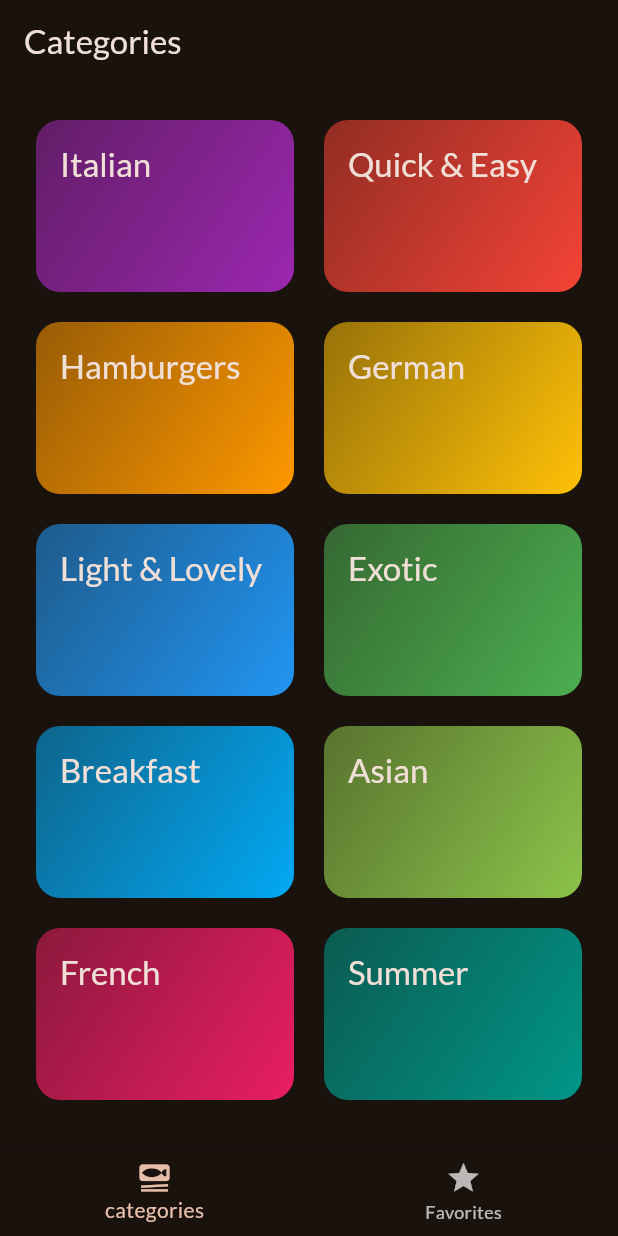
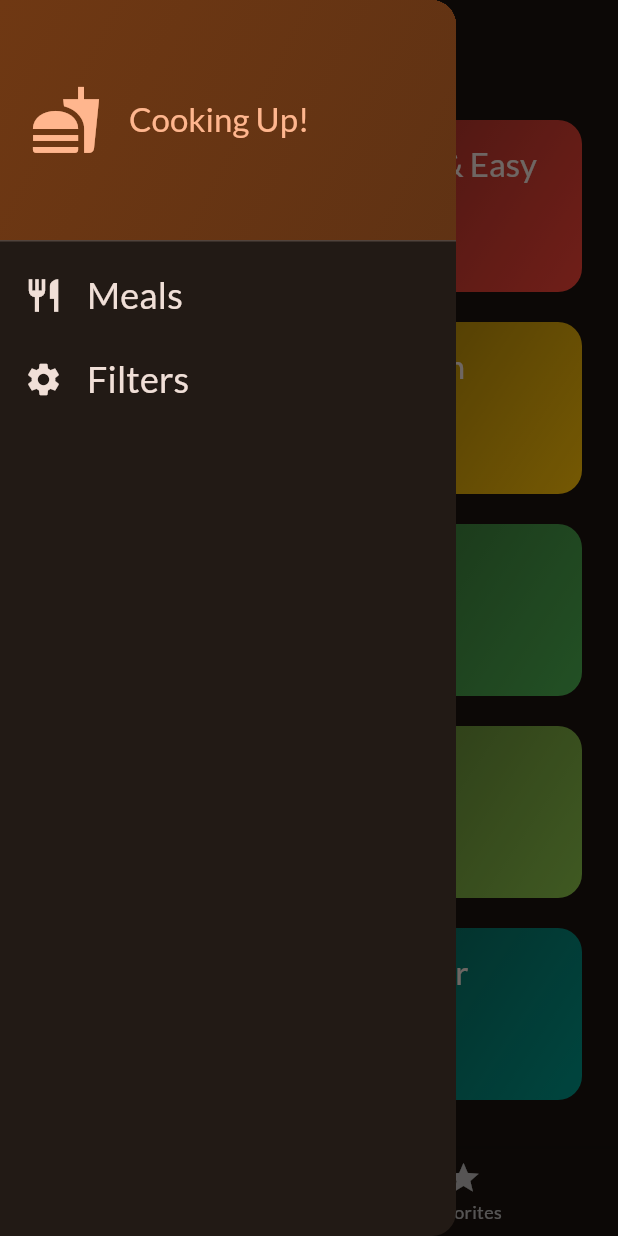
Before and after one commit to timseoaudit/meals, a Flutter app: the screen it shows after launch, with the side drawer open (before the commit the screen has no drawer), on a phone screen of 412 x 824 dp. Run offline on Flutter 3.47's test engine with Material 3 defaults, Android fonts, the phone set to English and light mode, and no system bars; our stand-ins replace google_fonts, transparent_image.

Commit message:
Filter option
Option to Filter menu (does not affect favorites).

```diff
--- a/lib/screens/categories.dart
+++ b/lib/screens/categories.dart
@@ -6,12 +6,13 @@ import 'package:meals/widgets/category_grid_item.dart';
 import 'package:meals/models/category.dart';
 
 class CategoriesScreen extends StatelessWidget {
-  const CategoriesScreen({super.key, required this.onToggleFavorite});
+  const CategoriesScreen({super.key, required this.onToggleFavorite, required this.availableMeals});
 
   final void Function(Meal meal) onToggleFavorite;
+  final List<Meal> availableMeals;
 
   void _selectedCategory(BuildContext context, Category category) {
-    final filteredMeals = dummyMeals
+    final filteredMeals = availableMeals
         .where((meal) => meal.categories.contains(category.id))
         .toList();
 
--- a/lib/screens/tabs.dart
+++ b/lib/screens/tabs.dart
@@ -1,7 +1,17 @@
 import 'package:flutter/material.dart';
+import 'package:meals/data/dummy_data.dart';
 import 'package:meals/models/meal.dart';
 import 'package:meals/screens/categories.dart';
+import 'package:meals/screens/filters.dart';
 import 'package:meals/screens/meals.dart';
+import 'package:meals/widgets/main_drawer.dart';
+
+const kInitalFilters = {
+  Filter.glutenFree: false,
+  Filter.lactoseFree: false,
+  Filter.vegetarian: false,
+  Filter.vegan: false
+};
 
 class TabsScreen extends StatefulWidget {
   const TabsScreen({super.key});
@@ -12,8 +22,8 @@ class TabsScreen extends StatefulWidget {
 
 class _TabsScreenState extends State<TabsScreen> {
   int _selectedPageIndex = 0;
-
   final List<Meal> _favoriteMeals = [];
+  Map<Filter, bool> _selectedFilters = kInitalFilters;
 
   void _showInfoMessage(String message) {
     ScaffoldMessenger.of(context).clearSnackBars();
@@ -46,10 +56,43 @@ class _TabsScreenState extends State<TabsScreen> {
     });
   }
 
+  void _setScreen(String identifier) async {
+    Navigator.of(context).pop();
+    if (identifier == 'Filters') {
+      final result = await Navigator.of(context).push<Map<Filter, bool>>(
+        MaterialPageRoute(
+          builder: (ctx) => FiltersScreen(
+            currentFilters: _selectedFilters,
+          ),
+        ),
+      );
+      setState(() {
+        _selectedFilters = result ?? kInitalFilters;
+      });
+    }
+  }
+
   @override
   Widget build(BuildContext context) {
+    final availableMeals = dummyMeals.where((meal) {
+      if (_selectedFilters[Filter.glutenFree]! && !meal.isGlutenFree) {
+        return false;
+      }
+      if (_selectedFilters[Filter.lactoseFree]! && !meal.isLactoseFree) {
+        return false;
+      }
+      if (_selectedFilters[Filter.vegetarian]! && !meal.isVegetarian) {
+        return false;
+      }
+      if (_selectedFilters[Filter.vegan]! && !meal.isVegan) {
+        return false;
+      }
+      return true;
+    }).toList();
+
     Widget activePage = CategoriesScreen(
       onToggleFavorite: _toggleMealFavoriteStatus,
+      availableMeals: availableMeals,
     );
     var activePageTitle = 'Categories';
 
@@ -63,6 +106,9 @@ class _TabsScreenState extends State<TabsScreen> {
     return Scaffold(
       appBar: AppBar(
         title: Text(activePageTitle),
+      ),
+      drawer: MainDrawer(
+        onSelectScreen: _setScreen,
       ),
       body: activePage,
       bottomNavigationBar: BottomNavigationBar(
--- /dev/null
+++ b/lib/widgets/main_drawer.dart
@@ -0,0 +1,85 @@
+import 'package:flutter/material.dart';
+
+class MainDrawer extends StatelessWidget {
+  const MainDrawer({super.key, required this.onSelectScreen});
+
+  final void Function(String identifier) onSelectScreen;
+
+  @override
+  Widget build(BuildContext context) {
+    return Drawer(
+      child: Column(
+        children: [
+          DrawerHeader(
+            padding: const EdgeInsets.all(20),
+            decoration: BoxDecoration(
+              gradient: LinearGradient(
+                colors: [
+                  Theme.of(context).colorScheme.primaryContainer,
+                  Theme.of(context)
+                      .colorScheme
+                      .primaryContainer
+                      .withOpacity(0.8)
+                ],
+                begin: Alignment.topLeft,
+                end: Alignment.bottomRight,
+              ),
+            ),
+            child: Row(
+              children: [
+                Icon(
+                  Icons.fastfood,
+                  size: 48,
+                  color: Theme.of(context).colorScheme.primary,
+                ),
+                const SizedBox(
+                  width: 18,
+                ),
+                Text(
+                  'Cooking Up!',
+                  style: Theme.of(context).textTheme.titleLarge!.copyWith(
+                        color: Theme.of(context).colorScheme.primary,
+                      ),
+                ),
+              ],
+            ),
+          ),
+          ListTile(
+            leading: Icon(
+              Icons.restaurant,
+              size: 26,
+              color: Theme.of(context).colorScheme.onBackground,
+            ),
+            title: Text(
+              'Meals',
+              style: Theme.of(context).textTheme.titleSmall!.copyWith(
+                    color: Theme.of(context).colorScheme.onBackground,
+                    fontSize: 24,
+                  ),
+            ),
+            onTap: () {
+              onSelectScreen('Meals');
+            },
+          ),
+          ListTile(
+            leading: Icon(
+              Icons.settings,
+              size: 26,
+              color: Theme.of(context).colorScheme.onBackground,
+            ),
+            title: Text(
+              'Filters',
+              style: Theme.of(context).textTheme.titleSmall!.copyWith(
+                    color: Theme.of(context).colorScheme.onBackground,
+                    fontSize: 24,
+                  ),
+            ),
+            onTap: () {
+              onSelectScreen('Filters');
+            },
+          ),
+        ],
+      ),
+    );
+  }
+}
```
Also changed, not shown: lib/screens/filters.dart (added, +155 -0 lines).
